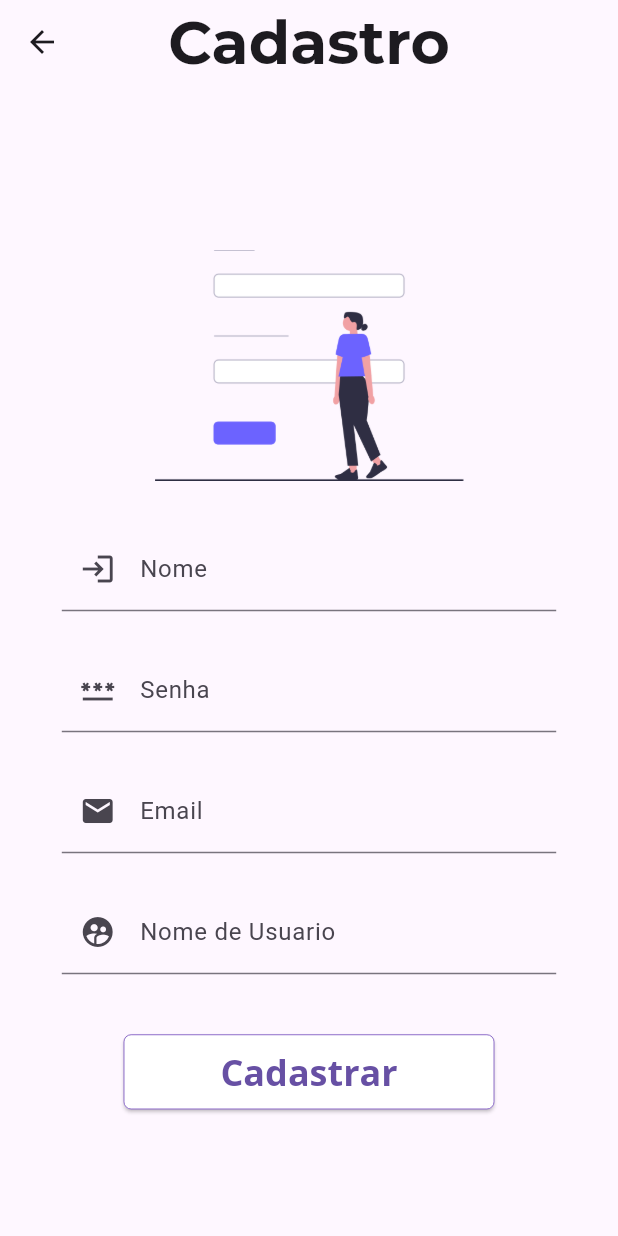
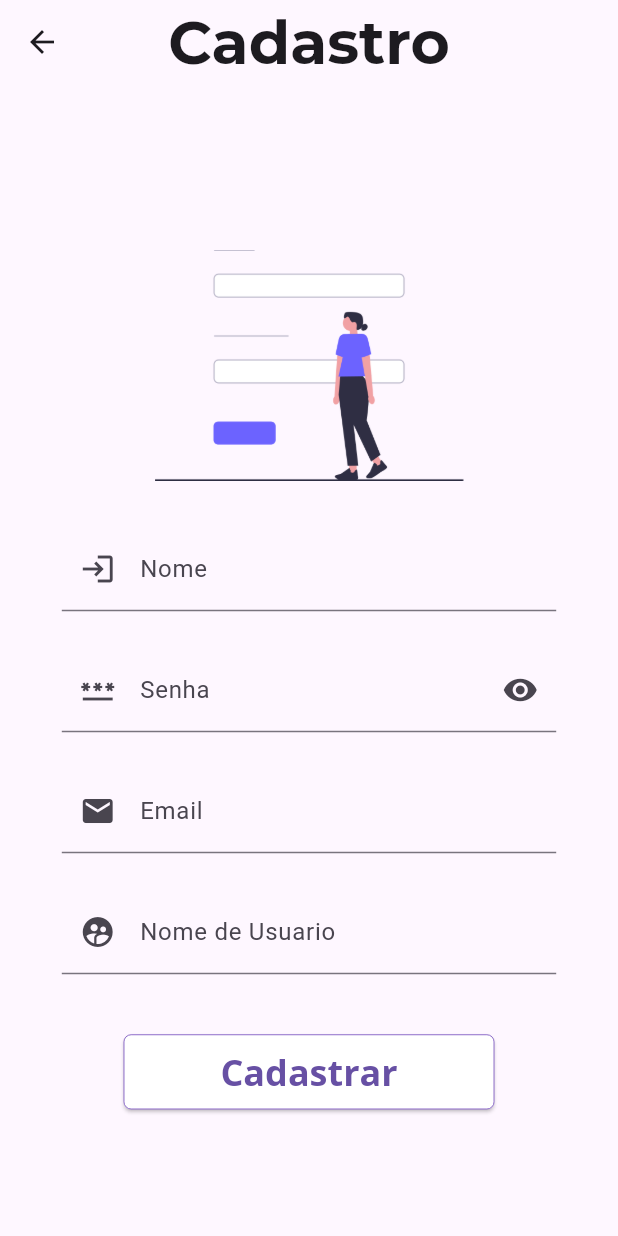
Before and after one commit to Marrior-dot/flutterApp, a Flutter app: the screen it shows after launch, after a tap on "Login", after a tap on "Não tem Cadastro? Clique aqui", on a phone screen of 412 x 824 dp. Run offline on Flutter 3.47's test engine with Material 3 defaults, Android fonts, the phone set to English and light mode, and no system bars; our stand-ins replace get_storage, google_fonts, socket_io_client; missing offline and left inert: empty_widget; network calls fail.

```diff
--- a/projeto_perguntas/lib/api/postagem.dart
+++ b/projeto_perguntas/lib/api/postagem.dart
@@ -20,7 +20,8 @@ void connectWebSocket(WebSocketChannel streamSocket) async{
 
         }
         else{
-          var postagem = Postagem.fromJson(postagemEvent);
+          Postagem postagem = Postagem.fromJson(postagemEvent);
+          //print(postagem.likes);
           postagensStream.insert(0, postagem);
           postagemStreamController.add(postagensStream);
         }
@@ -69,7 +70,7 @@ Future<Postagem> updateLikeDislike(
 Future<int> fetchLike(int id) async {
   final response =
       //await http.get(Uri.parse('http://10.54.2.110:8000/api/postagens/$id/'));
-      await http.get(Uri.parse('http://localhost:8000/api/postagens/$id/'));
+      await http.get(Uri.parse('http://localhost:8000/api/postagens/${id}/'));
   if (response.statusCode == 200) {
     var postagemMap =
         Postagem.fromJson(jsonDecode(response.body) as Map<String, dynamic>);
--- a/projeto_perguntas/lib/views/ImageWidget.dart
+++ b/projeto_perguntas/lib/views/ImageWidget.dart
@@ -1,8 +1,3 @@
-import 'dart:convert';
-//import 'dart:ffi';
-import 'package:empty_widget/empty_widget.dart';
-import 'package:json_annotation/json_annotation.dart';
-import 'dart:io';
 import 'package:flutter/material.dart';
 
 class ImageWidget extends StatelessWidget {
--- a/projeto_perguntas/lib/views/LoginPage.dart
+++ b/projeto_perguntas/lib/views/LoginPage.dart
@@ -11,6 +11,7 @@ class LoginPage extends State<MyApp> {
   final userNameController = TextEditingController();
   final passWordController = TextEditingController();
   final formKey = GlobalKey<FormState>();
+  bool passWordVisibility = true;
 
   final elevatedButtonStyle = ElevatedButton.styleFrom(
       shape: RoundedRectangleBorder(
@@ -34,7 +35,7 @@ class LoginPage extends State<MyApp> {
         debugShowCheckedModeBanner: false,
         routes: {
           "/registrar": (context) => RegisterPage(),
-          //"/user/${userName}/feed": (context) => PostagemList()
+          "/login": (context) => MyApp(),
         },
         home: Scaffold(
             appBar: AppBar(
@@ -59,7 +60,7 @@ class LoginPage extends State<MyApp> {
                       Container(
                           width: MediaQuery.of(context).size.width * 0.8,
                           child: TextFormField(
-                            decoration: const InputDecoration(
+                            decoration: InputDecoration(
                               labelText: 'Usuário',
                               prefixIcon: Icon(Icons.login),
                             ),
@@ -76,11 +77,23 @@ class LoginPage extends State<MyApp> {
                       Container(
                           width: MediaQuery.of(context).size.width * 0.8,
                           child: TextFormField(
-                            decoration: const InputDecoration(
+                            decoration: InputDecoration(
                               labelText: 'Senha',
                               prefixIcon: Icon(Icons.lock),
+                              suffixIcon:  IconButton(
+                                icon: Icon(Icons.visibility),
+                                onPressed: () {
+                                  setState(() {
+                                    if (passWordVisibility == false) {
+                                      passWordVisibility = true;
+                                    } else {
+                                      passWordVisibility = !passWordVisibility;
+                                    }
+                                  });
+                                },
+                              ),
                             ),
-                            obscureText: true,
+                            obscureText: passWordVisibility,
                             controller: passWordController,
                             validator: (value) {
                               value = passWordController.text;
--- a/projeto_perguntas/lib/views/RegisterPage.dart
+++ b/projeto_perguntas/lib/views/RegisterPage.dart
@@ -19,6 +19,7 @@ class RegisterPageState extends State<RegisterPage>{
   String errorStringNome = "";
   String errorStringEmail = "";
   String errorStringUserName = "";
+  bool passWordVisibility = true;
 
   final formKey = GlobalKey<FormState>();
   final regexSenha = RegExp(r'^(?=.*[A-Z])(?=.*[0-9])[a-zA-Z0-9]+$');
@@ -89,13 +90,26 @@ class RegisterPageState extends State<RegisterPage>{
                     }
                     return errorStringNome != "" ? errorStringNome : null;
                   },)),
+
                   SizedBox(width: MediaQuery.of(context).size.width *0.03, height:MediaQuery.of(context).size.height *0.03),
                   Container(
                       width: MediaQuery.of(context).size.width * 0.8,
                       child: TextFormField(
-                decoration: const InputDecoration(
+                decoration: InputDecoration(
                   labelText: 'Senha',
                   prefixIcon: Icon(Icons.password),
+                  suffixIcon: IconButton(
+                                icon: Icon(Icons.visibility),
+                                onPressed: () {
+                                  setState(() {
+                                    if (passWordVisibility == false) {
+                                      passWordVisibility = true;
+                                    } else {
+                                      passWordVisibility = !passWordVisibility!;
+                                    }
+                                  });
+                                },
+                              ),
                 ),
                 controller: passWordController,
                 validator: (value){
@@ -114,8 +128,9 @@ class RegisterPageState extends State<RegisterPage>{
 
                   return errorStringSenha != "" ? errorStringSenha : null;
                 },
-                obscureText: true,
+                obscureText: passWordVisibility,
               )),
+
               SizedBox(width: MediaQuery.of(context).size.width *0.03, height:MediaQuery.of(context).size.height *0.03),
                   Container(
                       width: MediaQuery.of(context).size.width * 0.8,
@@ -135,6 +150,7 @@ class RegisterPageState extends State<RegisterPage>{
                     return errorStringEmail != "" ? errorStringEmail : null;
                   },
                   controller: emailController,)),
+
                   SizedBox(width: MediaQuery.of(context).size.width *0.03, height:MediaQuery.of(context).size.height *0.03),
                   Container(
                       width: MediaQuery.of(context).size.width * 0.8,
@@ -187,6 +203,7 @@ class RegisterPageState extends State<RegisterPage>{
                           child: Text('Cadastrar',style: GoogleFonts.openSans(fontSize:24, fontWeight: FontWeight.bold)),
                         )) ,
                       ))
+
             ],
           ),
           )
```
Also changed, not shown: projeto_perguntas/lib/api/user.dart (+18 -4 lines), projeto_perguntas/lib/views/LikesDislikesWidget.dart (+4 -7 lines), projeto_perguntas/lib/views/PostagemList.dart (+5 -4 lines), projeto_perguntas/lib/views/UserSettingsWidget.dart (+79 -17 lines).
